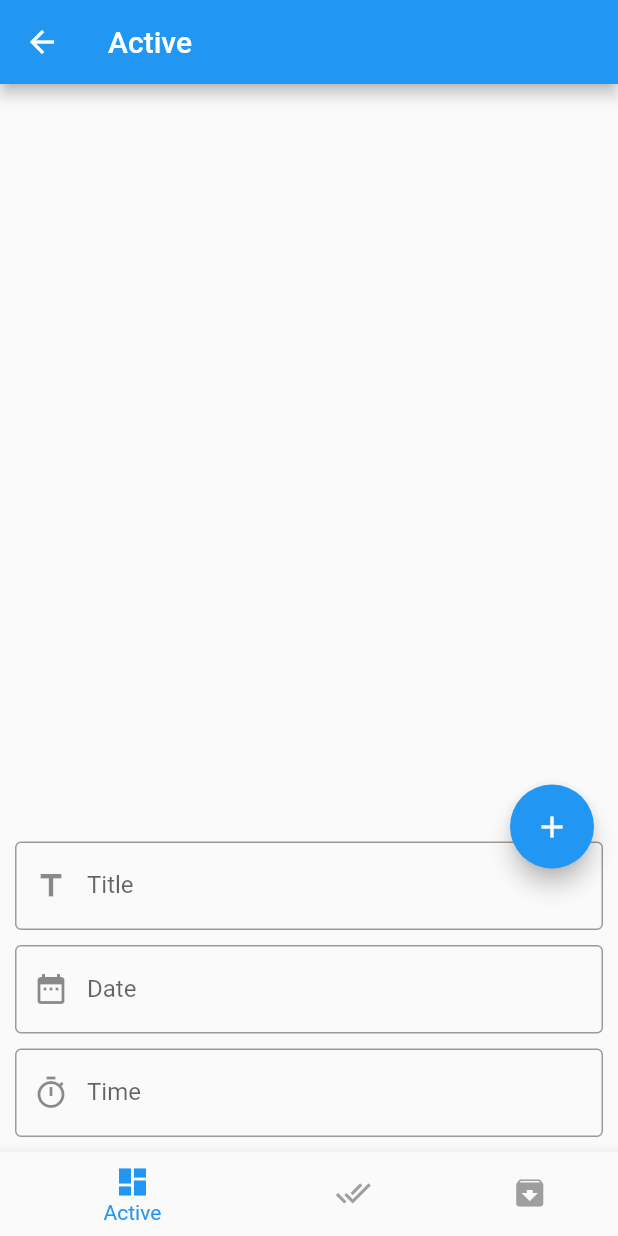
After one commit to amir58/flutter_app_monday, a Flutter app: the screen it shows after launch, after a tap on the "edit" icon, on a phone screen of 412 x 824 dp. The commit adds this screen. Run offline on Flutter 3.47's test engine with Material 2 defaults, Android fonts, the phone set to English and light mode, and no system bars; our stand-ins replace flutter_bloc, sqflite; accounts and stored records are empty.

Commit message:
Session 19 Bloc

```diff
--- a/lib/active_tasks_screen.dart
+++ b/lib/active_tasks_screen.dart
@@ -12,7 +12,7 @@ class ActiveTasksScreen extends StatefulWidget {
 class _ActiveTasksScreenState extends State<ActiveTasksScreen> {
   @override
   Widget build(BuildContext context) {
-    return tasksListView(activeTasks);
+    return tasksListView(activeTasks, null);
   }
 
 }
--- a/lib/archive_tasks_screen.dart
+++ b/lib/archive_tasks_screen.dart
@@ -10,6 +10,6 @@ class ArchiveTasksScreen extends StatefulWidget {
 class _ArchiveTasksScreenState extends State<ArchiveTasksScreen> {
   @override
   Widget build(BuildContext context) {
-    return tasksListView(archiveTasks);
+    return tasksListView(archiveTasks, null);
   }
 }
--- /dev/null
+++ b/lib/bloc/bloc_active_tasks_screen.dart
@@ -0,0 +1,26 @@
+import 'dart:ui';
+
+import 'package:flutter/material.dart';
+import 'package:flutter_app_monday/bloc/tasks_cubit.dart';
+import 'package:flutter_app_monday/components.dart';
+import 'package:flutter_app_monday/data.dart';
+import 'package:flutter_bloc/flutter_bloc.dart';
+
+class BlocActiveTasksScreen extends StatelessWidget {
+  @override
+  Widget build(BuildContext context) {
+    return BlocConsumer<TasksCubit, TasksStates>(
+      listener: (context, state) {
+
+      },
+      builder: (context, state) {
+        TasksCubit cubit = TasksCubit.get(context);
+
+        return tasksListView(cubit.activeTasks, cubit);
+      },
+    );
+  }
+
+
+
+}
--- /dev/null
+++ b/lib/bloc/bloc_home.dart
@@ -0,0 +1,222 @@
+import 'package:flutter/material.dart';
+import 'package:flutter_app_monday/bloc/tasks_cubit.dart';
+import 'package:flutter_app_monday/components.dart';
+import 'package:flutter_app_monday/done_tasks_screen.dart';
+import 'package:flutter_bloc/flutter_bloc.dart';
+import 'package:sqflite/sqflite.dart';
+
+import '../archive_tasks_screen.dart';
+import '../data.dart';
+import 'bloc_active_tasks_screen.dart';
+
+class BlocHomeScreen extends StatelessWidget {
+  var scaffoldKey = GlobalKey<ScaffoldState>();
+  var formKey = GlobalKey<FormState>();
+  BuildContext context;
+
+  // @override
+  // void initState() {
+  //   // TODO: implement initState
+  //   super.initState();
+  //   print('initState run');
+  //   openMyDatabase();
+  // }
+
+  @override
+  Widget build(BuildContext context) {
+    this.context = context;
+
+    return BlocProvider(
+      create: (context) => TasksCubit(InitTasksState())..openMyDatabase(),
+      child: BlocConsumer<TasksCubit, TasksStates>(
+        listener: (context, state) {
+          print(state);
+          print(state is BottomSheetChangeState);
+          if(state is BottomSheetChangeState){
+
+          }
+          else if ( state is InsertTaskState){
+
+          }
+          else if ( state is DeleteTaskState){
+
+          }
+
+        },
+        builder: (context, state) {
+          TasksCubit cubit = TasksCubit.get(context);
+
+          return Scaffold(
+            key: scaffoldKey,
+            appBar: AppBar(
+              title: Text(cubit.titles[cubit.bottomNavigationIndex]),
+            ),
+            floatingActionButton: Visibility(
+              visible: (cubit.bottomNavigationIndex == 0),
+              child: FloatingActionButton(
+                onPressed: () {
+                  if (cubit.isBottomSheetExpanded) {
+                    if (formKey.currentState.validate()) {
+                      String title = titleController.text;
+                      String date = dateController.text;
+                      String time = timeController.text;
+
+                      cubit.insertTask(title: title, date: date, time: time);
+                      Navigator.of(context).pop();
+                      cubit.isBottomSheetExpanded = false;
+                    }
+                  } else {
+                    scaffoldKey.currentState
+                        .showBottomSheet((context) => buildBottomSheetItem())
+                        .closed
+                        .then((value) {
+
+
+                      titleController.text = "";
+                      dateController.text = "";
+                      timeController.text = "";
+
+                      cubit.changeBottomSheetState(false);
+                      // setState(() {});
+                    });
+
+                    cubit.changeBottomSheetState(true);
+                    // setState(() {});
+                  }
+                },
+                child: cubit.isBottomSheetExpanded
+                    ? Icon(Icons.add)
+                    : Icon(Icons.edit),
+              ),
+            ),
+            bottomNavigationBar: BottomNavigationBar(
+                type: BottomNavigationBarType.shifting,
+                selectedItemColor: Colors.blue,
+                unselectedItemColor: Colors.grey,
+                onTap: (value) {
+                  cubit.changeBottomNavigationState(value);
+                  // setState(() {});
+
+                },
+                currentIndex: cubit.bottomNavigationIndex,
+                items: [
+                  BottomNavigationBarItem(
+                      icon: Icon(Icons.dashboard), label: "Active"),
+                  BottomNavigationBarItem(
+                      icon: Icon(Icons.done_all), label: "Done"),
+                  BottomNavigationBarItem(
+                      icon: Icon(Icons.archive), label: "Archive"),
+                ]),
+            body: cubit.screens[cubit.bottomNavigationIndex],
+          );
+        },
+      ),
+    );
+  }
+
+  var titleController = TextEditingController();
+  var dateController = TextEditingController();
+  var timeController = TextEditingController();
+
+  buildBottomSheetItem() {
+    return Container(
+      padding: EdgeInsets.all(10),
+      width: double.infinity,
+      child: Form(
+        key: formKey,
+        child: Column(
+          mainAxisSize: MainAxisSize.min,
+          children: [
+            myTextFormField(
+                controller: titleController,
+                validator: (value) => validator(value),
+                label: "Title",
+                prefixIcon: Icons.title),
+            SizedBox(
+              height: 10,
+            ),
+            myTextFormField(
+              controller: dateController,
+              validator: (value) => validator(value),
+              label: "Date",
+              prefixIcon: Icons.date_range,
+              textInputType: TextInputType.none,
+              onTap: () {
+                print('Date tapped');
+                _pickDateDialog();
+              },
+            ),
+            SizedBox(
+              height: 10,
+            ),
+            myTextFormField(
+              controller: timeController,
+              validator: (value) => validator(value),
+              label: "Time",
+              prefixIcon: Icons.timer_outlined,
+              textInputType: TextInputType.none,
+              onTap: () {
+                print('Time tapped');
+                _pickTimeDialog();
+              },
+            ),
+          ],
+        ),
+      ),
+    );
+  }
+
+  String validator(String value) {
+    if (value.isEmpty) {
+      return "Required";
+    }
+    return null;
+  }
+
+  void _pickDateDialog() {
+    showDatePicker(
+            context: context,
+            initialDate: DateTime.now(),
+            //which date will display when user open the picker
+            firstDate: DateTime(2000),
+            //what will be the previous supported year in picker
+            lastDate: DateTime(
+                2022)) //what will be the up to supported date in picker
+        .then((pickedDate) {
+      //then usually do the future job
+      print('date picker dialog');
+      if (pickedDate == null) {
+        //if user tap cancel then this function will stop
+        return;
+      }
+      print(pickedDate.toString().split(" ")[0]);
+      dateController.text = pickedDate.toString().split(" ")[0];
+    });
+
+    print('end date picker dialog');
+  }
+
+  void _pickTimeDialog() async {
+    TimeOfDay initialTime = TimeOfDay.now();
+    TimeOfDay pickedTime = await showTimePicker(
+      context: context,
+      initialTime: initialTime,
+      builder: (BuildContext context, Widget child) {
+        return Directionality(
+          textDirection: TextDirection.ltr,
+          child: child,
+        );
+      },
+    );
+    print('time picker');
+    String realHour = (pickedTime.hour > 12)
+        ? "${pickedTime.hour - 12}:${pickedTime.minute} PM"
+        : "${pickedTime.hour}:${pickedTime.minute} AM";
+
+    String time = "${realHour}";
+    timeController.text = time;
+  }
+
+
+
+}
--- /dev/null
+++ b/lib/bloc/tasks_cubit.dart
@@ -0,0 +1,135 @@
+import 'package:flutter/animation.dart';
+import 'package:flutter/cupertino.dart';
+import 'package:flutter_bloc/flutter_bloc.dart';
+import 'package:sqflite/sqflite.dart';
+
+import '../archive_tasks_screen.dart';
+import '../data.dart';
+import '../done_tasks_screen.dart';
+import 'bloc_active_tasks_screen.dart';
+import 'bloc_archive_tasks_screen.dart';
+import 'bloc_done_tasks_screen.dart';
+
+class TasksStates {}
+
+class InitTasksState extends TasksStates {}
+
+class BottomNavigationChangeState extends TasksStates {}
+
+class BottomSheetChangeState extends TasksStates {}
+
+class InsertTaskState extends TasksStates {}
+class DeleteTaskState extends TasksStates {}
+class GetTasksState extends TasksStates {}
+
+class TasksCubit extends Cubit<TasksStates> {
+  TasksCubit(TasksStates initialState) : super(initialState);
+
+  static TasksCubit get(context) => BlocProvider.of(context);
+
+  List<String> titles = ["Active", "Done", "Archive"];
+  List<Widget> screens = [
+    BlocActiveTasksScreen(),
+    BlocDoneTasksScreen(),
+    BlocArchiveTasksScreen(),
+  ];
+
+  int bottomNavigationIndex = 0;
+  bool isBottomSheetExpanded = false;
+
+  void changeBottomNavigationState(int value) {
+    bottomNavigationIndex = value;
+    emit(BottomNavigationChangeState());
+  }
+
+  void changeBottomSheetState(bool value) {
+    isBottomSheetExpanded = value;
+    emit(BottomSheetChangeState());
+  }
+
+
+
+  // Open database
+  // Insert records
+  // Get records
+  // Update records
+  // Delete records
+  Database database;
+
+  void openMyDatabase() async {
+    // open the database
+    // Database database = await openDatabase("databaseName", version: 1,
+    //     onCreate: (Database db, int version) async {
+    //       // When creating the db, create the table
+    //       await db.execute(
+    //           'CREATE TABLE Test (id INTEGER PRIMARY KEY, name TEXT, value INTEGER, num REAL)');
+    //     });
+
+    database = await openDatabase(
+      "tasksDatabase",
+      version: 1,
+      onCreate: (db, version) async {
+        print('onCreate');
+        await db.execute(
+            "CREATE TABLE Tasks (id INTEGER PRIMARY KEY, title TEXT, date TEXT, time TEXT, status TEXT)");
+      },
+      onOpen: (db) {
+        print('onOpen');
+        database = db;
+        getTasks();
+      },
+    );
+  }
+
+  void insertTask({String title, String date, String time}) async {
+    // Insert some records in a transaction
+    await database.transaction((txn) async {
+      int id = await txn.rawInsert(
+          'INSERT INTO Tasks(title, date, time, status) VALUES("$title", "$date", "$time", "active")');
+      print('RAW INSERT ID => $id');
+      getTasks();
+    });
+  }
+
+  List<Map> activeTasks = [];
+  List<Map> doneTasks = [];
+  List<Map> archiveTasks = [];
+
+  void getTasks() async {
+    activeTasks =
+        await database.rawQuery('SELECT * FROM Tasks WHERE status = "active"');
+    doneTasks =
+        await database.rawQuery('SELECT * FROM Tasks WHERE status = "done"');
+    archiveTasks =
+        await database.rawQuery('SELECT * FROM Tasks WHERE status = "archive"');
+
+    emit(GetTasksState());
+
+    // await database.rawQuery('SELECT * FROM Tasks').then((value) {
+    //       value.forEach((element) {
+    //           if(element['status'] == "active"){
+    //             activeTasks.add(element);
+    //           }
+    //           else if(element['status'] == "done"){
+    //             doneTasks.add(element);
+    //           }
+    //           else if(element['status'] == "archive"){
+    //             archiveTasks.add(element);
+    //           }
+    //       });
+    // });
+  }
+
+  void deleteTask({int taskId}) async {
+    await database.rawDelete('DELETE FROM Tasks WHERE id = ?', [taskId]);
+    emit(DeleteTaskState());
+    getTasks();
+  }
+
+  void updateTask({String status, int taskId}) async {
+    await database.rawUpdate(
+        'UPDATE Tasks SET status = ? WHERE id = ?', ['$status', taskId]);
+
+    getTasks();
+  }
+}
--- a/lib/done_tasks_screen.dart
+++ b/lib/done_tasks_screen.dart
@@ -10,6 +10,6 @@ class DoneTasksScreen extends StatefulWidget {
 class _DoneTasksScreenState extends State<DoneTasksScreen> {
   @override
   Widget build(BuildContext context) {
-    return tasksListView(doneTasks);
+    return tasksListView(doneTasks, null);
   }
 }
--- a/lib/main.dart
+++ b/lib/main.dart
@@ -5,6 +5,8 @@ import 'package:flutter_app_monday/basics/messenager_screen.dart';
 import 'package:flutter_app_monday/basics/second_screen.dart';
 import 'package:flutter_app_monday/basics/stack_screen.dart';
 import 'package:flutter_app_monday/home.dart';
+
+import 'bloc/bloc_home.dart';
 
 void main() {
   runApp(MyApp());
@@ -18,7 +20,7 @@ class MyApp extends StatelessWidget {
       theme: ThemeData(
         primarySwatch : Colors.blue
       ),
-      home: HomeScreen(),
+      home: BlocHomeScreen(),
     );
   }
 
--- a/pubspec.yaml
+++ b/pubspec.yaml
@@ -29,6 +29,7 @@ dependencies:
   # Use with the CupertinoIcons class for iOS style icons.
   cupertino_icons: ^1.0.2
   sqflite: ^2.0.0+4
+  flutter_bloc: ^8.0.0
 
 dev_dependencies:
   flutter_test:
```
Also changed, not shown: lib/bloc/bloc_archive_tasks_screen.dart (added, +23 -0 lines), lib/bloc/bloc_done_tasks_screen.dart (added, +22 -0 lines), lib/components.dart (+24 -4 lines), pubspec.lock.
